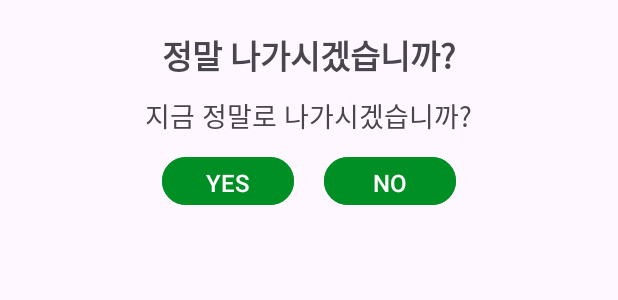
After one commit to AppLutter/Android-7Minutes-Workout-Practice-Seok, an Android app: the layout dialog_custom_back_confirmation.xml on its own in the app's theme, with its tools: preview values and no code run, on a phone screen of 412 x 824 dp. The commit adds this screen. Shown: the top 300 px of the screen. Run offline under Robolectric (Android 15) with nearby library versions, the phone set to English and light mode, and no system bars.

Commit message:
운동 도중 뒤로가기 누르면 종료를 물어보는 dialog 생성

```diff
--- a/app/src/main/java/com/example/a7minutesworkout/ExerciseActivity.kt
+++ b/app/src/main/java/com/example/a7minutesworkout/ExerciseActivity.kt
@@ -1,5 +1,6 @@
 package com.example.a7minutesworkout
 
+import android.app.Dialog
 import android.content.Intent
 import android.media.MediaPlayer
 import android.net.Uri
@@ -13,6 +14,7 @@
 import androidx.appcompat.widget.Toolbar
 import androidx.recyclerview.widget.LinearLayoutManager
 import com.example.a7minutesworkout.databinding.ActivityExerciseBinding
+import com.example.a7minutesworkout.databinding.DialogCustomBackConfirmationBinding
 import java.lang.Exception
 import java.util.Locale
 
@@ -21,11 +23,11 @@
 
     private var restTimer: CountDownTimer? = null
     private var restProgress = 0
-    private var restTimerDuration: Long = 1
+    private var restTimerDuration: Long = 10000
 
     private var exerciseTimer: CountDownTimer? = null
     private var exerciseProgress = 0
-    private var exerciseTimerDuration: Long = 1
+    private var exerciseTimerDuration: Long = 30000
 
 
     private var exerciseList: ArrayList<ExerciseModel>? = null
@@ -46,20 +48,38 @@
         if (supportActionBar != null) {
             supportActionBar?.setDisplayHomeAsUpEnabled(true)
         }
-
+        binding?.toolbarExercise?.setNavigationOnClickListener {
+            customDialogForBackButton()
+        }
 
         exerciseList = Constants.defaultExerciseList()
 
         tts = TextToSpeech(this, this)
 
-        binding?.toolbarExercise?.setNavigationOnClickListener {
-            onBackPressed()
-        }
+
 
 
 
         setupRestView()
         setupExerciseStatusRecyclerView()
+    }
+
+    private fun customDialogForBackButton() {
+        val customDialog = Dialog(this)
+        val dialogBinding = DialogCustomBackConfirmationBinding.inflate(layoutInflater)
+        customDialog.setContentView(dialogBinding.root)
+        customDialog.setCanceledOnTouchOutside(false)
+
+        dialogBinding.btnYes.setOnClickListener {
+            this@ExerciseActivity.finish()
+            customDialog.dismiss()
+        }
+
+        dialogBinding.btnNo.setOnClickListener {
+            customDialog.dismiss()
+        }
+
+        customDialog.show()
     }
 
     private fun setupExerciseStatusRecyclerView() {
@@ -170,6 +190,10 @@
         }.start()
     }
 
+    override fun onBackPressed() {
+        customDialogForBackButton()
+    }
+
     override fun onDestroy() {
         super.onDestroy()
         if (restTimer != null) {
--- /dev/null
+++ b/app/src/main/res/layout/dialog_custom_back_confirmation.xml
@@ -0,0 +1,59 @@
+<?xml version="1.0" encoding="utf-8"?>
+<LinearLayout xmlns:android="http://schemas.android.com/apk/res/android"
+    android:layout_width="match_parent"
+    android:layout_height="wrap_content"
+    android:gravity="center"
+    android:orientation="vertical">
+
+    <TextView
+        android:layout_width="wrap_content"
+        android:layout_height="wrap_content"
+        android:layout_marginTop="20dp"
+        android:gravity="center"
+        android:text="정말 나가시겠습니까?"
+        android:textSize="22sp"
+        android:textStyle="bold" />
+
+    <TextView
+        android:layout_width="wrap_content"
+        android:layout_height="wrap_content"
+        android:layout_marginHorizontal="20dp"
+        android:layout_marginVertical="10dp"
+        android:gravity="center"
+        android:text="지금 정말로 나가시겠습니까?"
+        android:textSize="18sp" />
+
+
+    <LinearLayout
+        android:layout_width="wrap_content"
+        android:layout_height="wrap_content"
+        android:orientation="horizontal"
+        android:layout_marginBottom="20dp">
+
+        <Button
+            android:id="@+id/btnYes"
+            android:layout_width="0dp"
+            android:layout_height="40dp"
+            android:layout_marginEnd="10dp"
+            android:layout_weight="1"
+            android:backgroundTint="@color/colorAccent"
+            android:gravity="center"
+            android:text="YES"
+            android:textColor="#FFFFFF"
+            android:textSize="16sp" />
+
+        <Button
+            android:id="@+id/btnNo"
+            android:layout_width="0dp"
+            android:layout_height="40dp"
+            android:layout_marginStart="10dp"
+            android:layout_weight="1"
+            android:backgroundTint="@color/colorAccent"
+            android:gravity="center"
+            android:text="NO"
+            android:textColor="#FFFFFF"
+            android:textSize="16sp" />
+
+
+    </LinearLayout>
+</LinearLayout>
```
